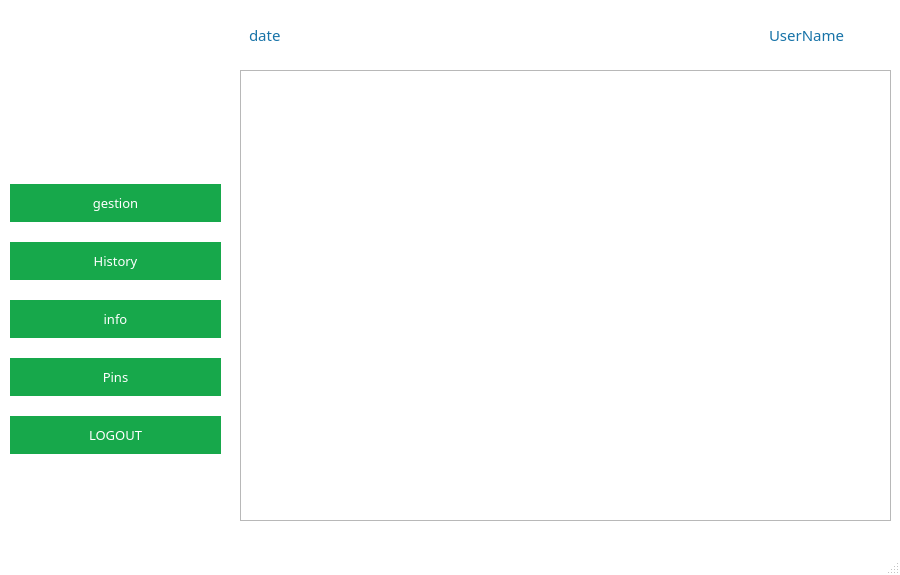
First picture: the form in ui/admin.ui, repository HamzaMPSY/qt_app_mts, before the edit.
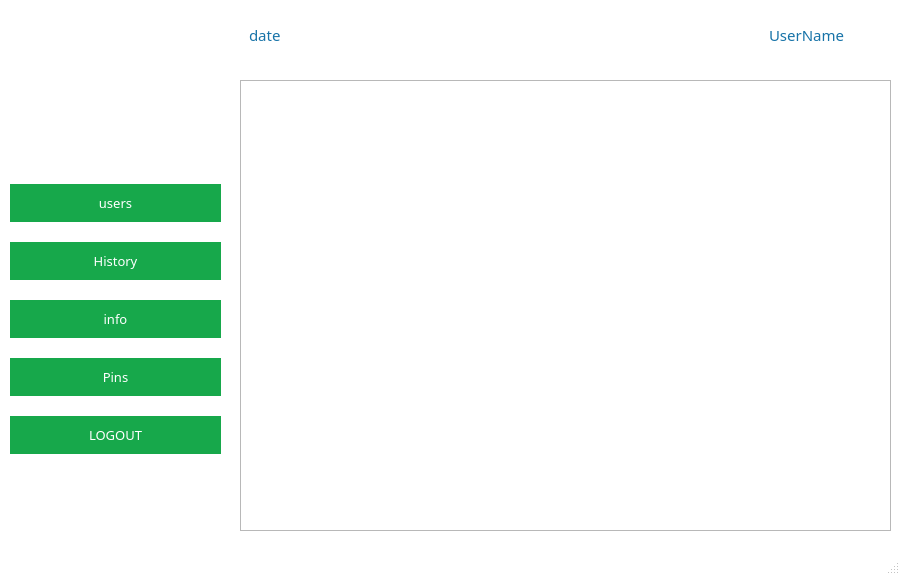
Second picture: the form after the edit. Icons and pictures are not drawn.

Commit message: users table

```diff
--- a/ui/admin.ui
+++ b/ui/admin.ui
@@ -54,7 +54,7 @@
      <item>
       <widget class="QPushButton" name="pushButton_2">
        <property name="text">
-        <string>gestion</string>
+        <string>users</string>
        </property>
       </widget>
      </item>
@@ -106,7 +106,7 @@
      <rect>
       <x>240</x>
       <y>10</y>
-      <width>161</width>
+      <width>241</width>
       <height>49</height>
      </rect>
     </property>
@@ -134,7 +134,7 @@
     <property name="geometry">
      <rect>
       <x>240</x>
-      <y>70</y>
+      <y>80</y>
       <width>651</width>
       <height>451</height>
      </rect>
@@ -142,7 +142,7 @@
     <property name="orientation">
      <enum>Qt::Horizontal</enum>
     </property>
-    <widget class="QListView" name="listView"/>
+    <widget class="QTableView" name="tableView"/>
    </widget>
   </widget>
   <widget class="QMenuBar" name="menubar">
```
Left out of the diff: 8 changed lines with no effect on the pictures. The commit also changes 2 other files.
